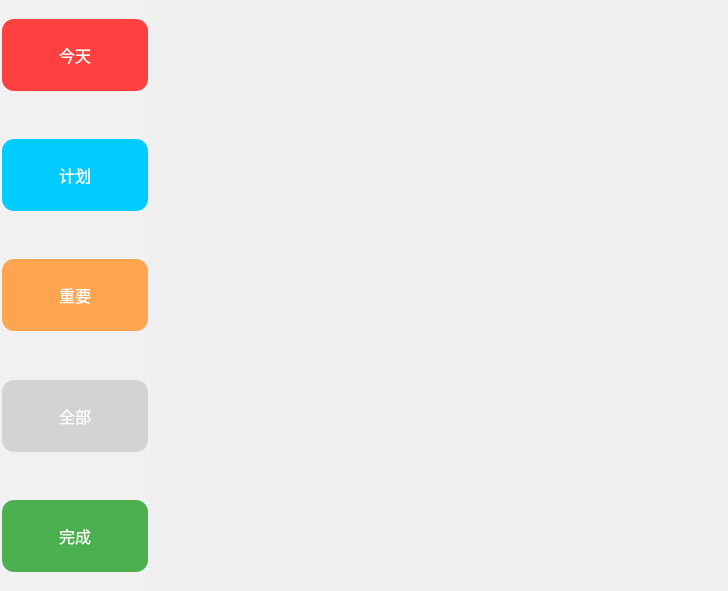
First picture: the form in ui/todolist.ui, repository Younger-Chan/everyday, before the edit.
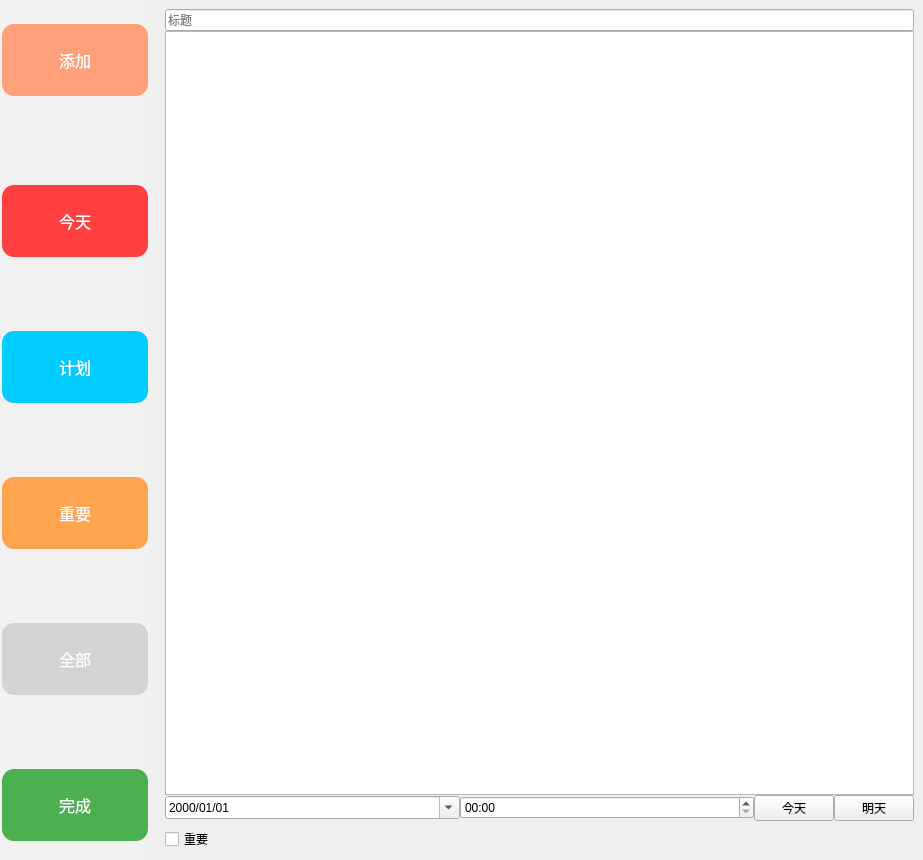
Second picture: the form after the edit.

Commit message: 设计todolist

What changed in the file:
```diff
--- a/ui/todolist.ui
+++ b/ui/todolist.ui
@@ -6,8 +6,8 @@
    <rect>
     <x>0</x>
     <y>0</y>
-    <width>728</width>
-    <height>591</height>
+    <width>923</width>
+    <height>860</height>
    </rect>
   </property>
   <property name="windowTitle">
@@ -74,13 +74,69 @@
            <number>6</number>
           </property>
           <property name="topMargin">
-           <number>0</number>
+           <number>20</number>
           </property>
           <property name="bottomMargin">
            <number>30</number>
           </property>
           <item>
-           <widget class="QPushButton" name="pushButton">
+           <widget class="QPushButton" name="pb_add">
+            <property name="minimumSize">
+             <size>
+              <width>150</width>
+              <height>80</height>
+             </size>
+            </property>
+            <property name="maximumSize">
+             <size>
+              <width>150</width>
+              <height>80</height>
+             </size>
+            </property>
+            <property name="styleSheet">
+             <string notr="true">QPushButton {
+    background-color: #FFA07A; /* Green background */
+    border: none; /* Remove borders */
+    color: white; /* White text */
+    /*padding: 15px 32px; /* Some padding */
+    text-align: center; /* Centered text */
+    text-decoration: none; /* Remove underline */
+    display: inline-block; /* Make the button inline */
+    font-size: 16px; /* Increase font size */
+    margin: 4px 2px; /* Some margin */
+    cursor: pointer; /* Pointer/hand icon */
+    border-radius: 12px; /* Rounded corners */
+}
+
+QPushButton:hover {
+    background-color: #45a049; /* Darker green on hover */
+}
+
+QPushButton:pressed {
+    background-color: #3e8e41; /* Even darker green when pressed */
+}
+</string>
+            </property>
+            <property name="text">
+             <string>添加</string>
+            </property>
+           </widget>
+          </item>
+          <item>
+           <spacer name="verticalSpacer_5">
+            <property name="orientation">
+             <enum>Qt::Vertical</enum>
+            </property>
+            <property name="sizeHint" stdset="0">
+             <size>
+              <width>20</width>
+              <height>40</height>
+             </size>
+            </property>
+           </spacer>
+          </item>
+          <item>
+           <widget class="QPushButton" name="pb_today">
             <property name="minimumSize">
              <size>
               <width>150</width>
@@ -353,6 +409,106 @@
      </item>
      <item>
       <widget class="QStackedWidget" name="stackedWidget">
+       <widget class="QWidget" name="page_add">
+        <layout class="QVBoxLayout" name="verticalLayout_7">
+         <item>
+          <layout class="QVBoxLayout" name="verticalLayout_6">
+           <item>
+            <layout class="QHBoxLayout" name="horizontalLayout_3">
+             <property name="spacing">
+              <number>0</number>
+             </property>
+             <item>
+              <layout class="QVBoxLayout" name="verticalLayout_5" stretch="0,10,0">
+               <item>
+                <widget class="QLineEdit" name="lineEdit">
+                 <property name="inputMask">
+                  <string/>
+                 </property>
+                 <property name="placeholderText">
+                  <string>标题</string>
+                 </property>
+                </widget>
+               </item>
+               <item>
+                <widget class="QPlainTextEdit" name="plainTextEdit">
+                 <property name="documentTitle">
+                  <string/>
+                 </property>
+                 <property name="plainText">
+                  <string/>
+                 </property>
+                 <property name="placeholderText">
+                  <string>备注</string>
+                 </property>
+                </widget>
+               </item>
+               <item>
+                <layout class="QHBoxLayout" name="horizontalLayout_2">
+                 <item>
+                  <widget class="QDateEdit" name="dateEdit">
+                   <property name="displayFormat">
+                    <string>yyyy/MM/dd</string>
+                   </property>
+                   <property name="calendarPopup">
+                    <bool>true</bool>
+                   </property>
+                  </widget>
+                 </item>
+                 <item>
+                  <widget class="QTimeEdit" name="timeEdit">
+                   <property name="displayFormat">
+                    <string>HH:mm</string>
+                   </property>
+                  </widget>
+                 </item>
+                 <item>
+                  <widget class="QPushButton" name="pb_firstDay">
+                   <property name="sizePolicy">
+                    <sizepolicy hsizetype="Fixed" vsizetype="Fixed">
+                     <horstretch>0</horstretch>
+                     <verstretch>0</verstretch>
+                    </sizepolicy>
+                   </property>
+                   <property name="text">
+                    <string>今天</string>
+                   </property>
+                  </widget>
+                 </item>
+                 <item>
+                  <widget class="QPushButton" name="pb_nextDay">
+                   <property name="sizePolicy">
+                    <sizepolicy hsizetype="Fixed" vsizetype="Fixed">
+                     <horstretch>0</horstretch>
+                     <verstretch>0</verstretch>
+                    </sizepolicy>
+                   </property>
+                   <property name="text">
+                    <string>明天</string>
+                   </property>
+                  </widget>
+                 </item>
+                </layout>
+               </item>
+              </layout>
+             </item>
+            </layout>
+           </item>
+           <item>
+            <layout class="QHBoxLayout" name="horizontalLayout_5">
+             <item>
+              <widget class="QCheckBox" name="checkBox">
+               <property name="text">
+                <string>重要</string>
+               </property>
+              </widget>
+             </item>
+            </layout>
+           </item>
+          </layout>
+         </item>
+        </layout>
+       </widget>
        <widget class="QWidget" name="page_today"/>
        <widget class="QWidget" name="page_future"/>
        <widget class="QWidget" name="page_important"/>
```
Left out of the diff: 8 changed lines with no effect on the pictures. The commit also changes 6 other files.
